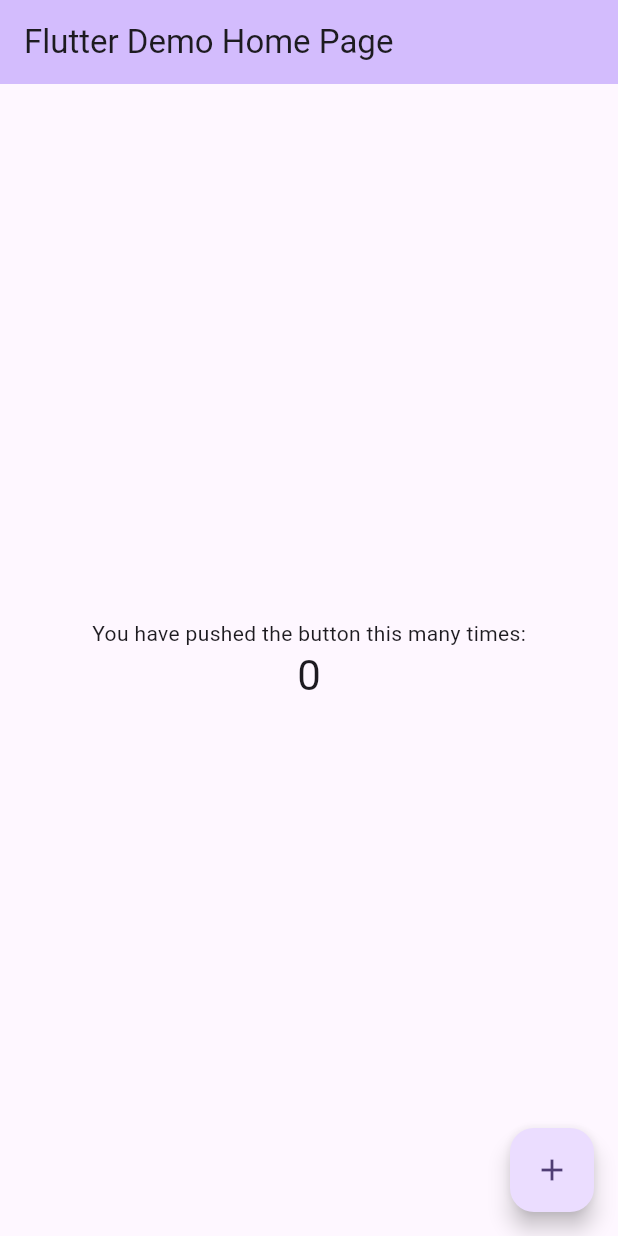
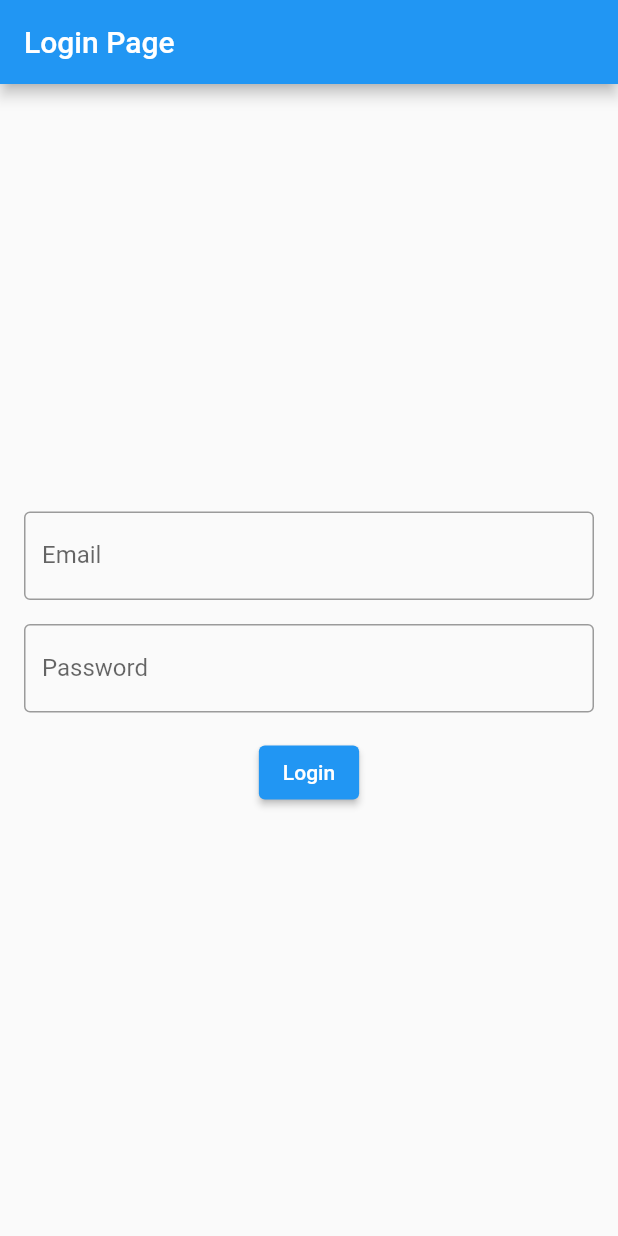
Before and after one commit to BustosAndrew/calhack10, a Flutter app: the screen it shows after launch, on a phone screen of 412 x 824 dp. Run offline on Flutter 3.47's test engine with Material 2 defaults, Android fonts, the phone set to English and light mode, and no system bars.

Commit message:
Login page no logic

```diff
--- a/lib/main.dart
+++ b/lib/main.dart
@@ -1,125 +1,78 @@
 import 'package:flutter/material.dart';
+import 'package:zeppos/homepage.dart';
 
 void main() {
   runApp(const MyApp());
 }
 
 class MyApp extends StatelessWidget {
-  const MyApp({super.key});
+  const MyApp({Key? key}) : super(key: key);
 
-  // This widget is the root of your application.
   @override
   Widget build(BuildContext context) {
     return MaterialApp(
-      title: 'Flutter Demo',
-      theme: ThemeData(
-        // This is the theme of your application.
-        //
-        // TRY THIS: Try running your application with "flutter run". You'll see
-        // the application has a blue toolbar. Then, without quitting the app,
-        // try changing the seedColor in the colorScheme below to Colors.green
-        // and then invoke "hot reload" (save your changes or press the "hot
-        // reload" button in a Flutter-supported IDE, or press "r" if you used
-        // the command line to start the app).
-        //
-        // Notice that the counter didn't reset back to zero; the application
-        // state is not lost during the reload. To reset the state, use hot
-        // restart instead.
-        //
-        // This works for code too, not just values: Most code changes can be
-        // tested with just a hot reload.
-        colorScheme: ColorScheme.fromSeed(seedColor: Colors.deepPurple),
-        useMaterial3: true,
-      ),
-      home: const MyHomePage(title: 'Flutter Demo Home Page'),
+      home: const LoginPage(),
     );
   }
 }
 
-class MyHomePage extends StatefulWidget {
-  const MyHomePage({super.key, required this.title});
-
-  // This widget is the home page of your application. It is stateful, meaning
-  // that it has a State object (defined below) that contains fields that affect
-  // how it looks.
-
-  // This class is the configuration for the state. It holds the values (in this
-  // case the title) provided by the parent (in this case the App widget) and
-  // used by the build method of the State. Fields in a Widget subclass are
-  // always marked "final".
-
-  final String title;
+class LoginPage extends StatefulWidget {
+  const LoginPage({Key? key}) : super(key: key);
 
   @override
-  State<MyHomePage> createState() => _MyHomePageState();
+  _LoginPageState createState() => _LoginPageState();
 }
 
-class _MyHomePageState extends State<MyHomePage> {
-  int _counter = 0;
-
-  void _incrementCounter() {
-    setState(() {
-      // This call to setState tells the Flutter framework that something has
-      // changed in this State, which causes it to rerun the build method below
-      // so that the display can reflect the updated values. If we changed
-      // _counter without calling setState(), then the build method would not be
-      // called again, and so nothing would appear to happen.
-      _counter++;
-    });
-  }
+class _LoginPageState extends State<LoginPage> {
+  final TextEditingController _emailController = TextEditingController();
+  final TextEditingController _passwordController = TextEditingController();
 
   @override
   Widget build(BuildContext context) {
-    // This method is rerun every time setState is called, for instance as done
-    // by the _incrementCounter method above.
-    //
-    // The Flutter framework has been optimized to make rerunning build methods
-    // fast, so that you can just rebuild anything that needs updating rather
-    // than having to individually change instances of widgets.
     return Scaffold(
-      appBar: AppBar(
-        // TRY THIS: Try changing the color here to a specific color (to
-        // Colors.amber, perhaps?) and trigger a hot reload to see the AppBar
-        // change color while the other colors stay the same.
-        backgroundColor: Theme.of(context).colorScheme.inversePrimary,
-        // Here we take the value from the MyHomePage object that was created by
-        // the App.build method, and use it to set our appbar title.
-        title: Text(widget.title),
-      ),
-      body: Center(
-        // Center is a layout widget. It takes a single child and positions it
-        // in the middle of the parent.
+      appBar: AppBar(title: const Text('Login Page')),
+      body: Padding(
+        padding: const EdgeInsets.all(16.0),
         child: Column(
-          // Column is also a layout widget. It takes a list of children and
-          // arranges them vertically. By default, it sizes itself to fit its
-          // children horizontally, and tries to be as tall as its parent.
-          //
-          // Column has various properties to control how it sizes itself and
-          // how it positions its children. Here we use mainAxisAlignment to
-          // center the children vertically; the main axis here is the vertical
-          // axis because Columns are vertical (the cross axis would be
-          // horizontal).
-          //
-          // TRY THIS: Invoke "debug painting" (choose the "Toggle Debug Paint"
-          // action in the IDE, or press "p" in the console), to see the
-          // wireframe for each widget.
           mainAxisAlignment: MainAxisAlignment.center,
-          children: <Widget>[
-            const Text(
-              'You have pushed the button this many times:',
+          children: [
+            TextField(
+              controller: _emailController,
+              decoration: const InputDecoration(
+                labelText: 'Email',
+                border: OutlineInputBorder(),
+              ),
+              keyboardType: TextInputType.emailAddress,
             ),
-            Text(
-              '$_counter',
-              style: Theme.of(context).textTheme.headlineMedium,
+            const SizedBox(height: 16),
+            TextField(
+              controller: _passwordController,
+              decoration: const InputDecoration(
+                labelText: 'Password',
+                border: OutlineInputBorder(),
+              ),
+              obscureText: true,
+            ),
+            const SizedBox(height: 16),
+            ElevatedButton(
+              onPressed: () {
+                Navigator.push(
+                  context,
+                  MaterialPageRoute(builder: (context) => const homePage()),
+                );
+              },
+              child: const Text('Login'),
             ),
           ],
         ),
       ),
-      floatingActionButton: FloatingActionButton(
-        onPressed: _incrementCounter,
-        tooltip: 'Increment',
-        child: const Icon(Icons.add),
-      ), // This trailing comma makes auto-formatting nicer for build methods.
     );
   }
+
+  @override
+  void dispose() {
+    _emailController.dispose();
+    _passwordController.dispose();
+    super.dispose();
+  }
 }
```
Also changed, not shown: lib/homepage.dart (added, +22 -0 lines).
